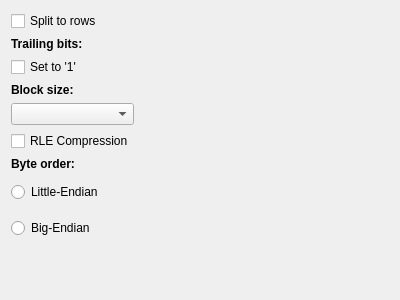
The window that controls/setup/parts/image/setuptabimage.ui (riuson/lcd-image-converter) describes before a commit, drawn with Qt 5.
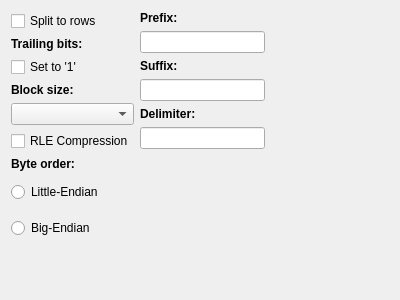
The same window after the commit.

What changed in the file:
```diff
--- a/controls/setup/parts/image/setuptabimage.ui
+++ b/controls/setup/parts/image/setuptabimage.ui
@@ -13,7 +13,7 @@
   <property name="windowTitle">
    <string>Image</string>
   </property>
-  <layout class="QVBoxLayout" name="verticalLayout_2">
+  <layout class="QVBoxLayout" name="verticalLayout_4">
    <item>
     <layout class="QHBoxLayout" name="horizontalLayout">
      <item>
@@ -128,6 +128,71 @@
        </item>
       </layout>
      </item>
+     <item>
+      <layout class="QVBoxLayout" name="verticalLayout_2">
+       <item>
+        <widget class="QLabel" name="label">
+         <property name="font">
+          <font>
+           <weight>75</weight>
+           <bold>true</bold>
+          </font>
+         </property>
+         <property name="text">
+          <string>Prefix:</string>
+         </property>
+        </widget>
+       </item>
+       <item>
+        <widget class="QLineEdit" name="lineEditPrefix"/>
+       </item>
+       <item>
+        <widget class="QLabel" name="label_2">
+         <property name="font">
+          <font>
+           <weight>75</weight>
+           <bold>true</bold>
+          </font>
+         </property>
+         <property name="text">
+          <string>Suffix:</string>
+         </property>
+        </widget>
+       </item>
+       <item>
+        <widget class="QLineEdit" name="lineEditSuffix"/>
+       </item>
+       <item>
+        <widget class="QLabel" name="label_5">
+         <property name="font">
+          <font>
+           <weight>75</weight>
+           <bold>true</bold>
+          </font>
+         </property>
+         <property name="text">
+          <string>Delimiter:</string>
+         </property>
+        </widget>
+       </item>
+       <item>
+        <widget class="QLineEdit" name="lineEditDelimiter"/>
+       </item>
+       <item>
+        <spacer name="verticalSpacer_2">
+         <property name="orientation">
+          <enum>Qt::Vertical</enum>
+         </property>
+         <property name="sizeHint" stdset="0">
+          <size>
+           <width>20</width>
+           <height>40</height>
+          </size>
+         </property>
+        </spacer>
+       </item>
+      </layout>
+     </item>
      <item>
       <spacer name="horizontalSpacer">
        <property name="orientation">
```
